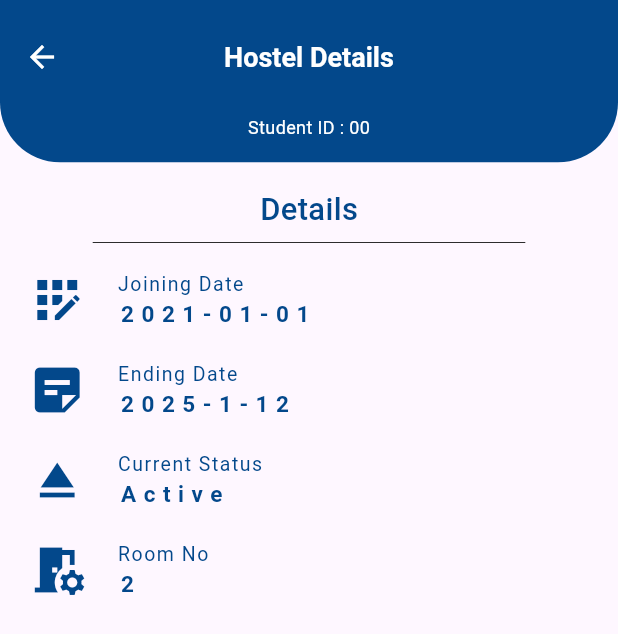
After one commit to Saim-Sanan/semis_v1, a Flutter app: the HostelDetailsScreen screen opened by its route, on a phone screen of 412 x 824 dp. The commit adds this screen. Shown: the top 634 px of the screen. Run offline on Flutter 3.47's test engine with Material 3 defaults, Android fonts, the phone set to English and light mode, and no system bars; our stand-ins replace calendar_date_picker2, get, google_fonts, lottie, shared_preferences; accounts and stored records are empty.

```diff
--- a/lib/features/child/screens/child_dashboard.dart
+++ b/lib/features/child/screens/child_dashboard.dart
@@ -9,7 +9,6 @@ import 'package:semis/features/notification/controller/notification_controller.d
 import 'package:semis/features/notification/screens/new_notification_screen.dart';
 import 'package:semis/models/child_model.dart';
 import 'package:shared_preferences/shared_preferences.dart';
-import 'package:badges/badges.dart';
 
 class ChildDashboard extends StatefulWidget {
   const ChildDashboard({Key? key}) : super(key: key);
@@ -85,7 +84,7 @@ class _SchoolDashboardState extends State<ChildDashboard> {
                   Get.to(() => const NewNotificationScreen());
                 },
                 child: Badge(
-                  showBadge:
+                  isLabelVisible:
                       _notificationController.todayNotifications.isNotEmpty,
                   child: const Icon(
                     Icons.notifications_none,
--- /dev/null
+++ b/lib/features/hostel/hostel_details_screen.dart
@@ -0,0 +1,113 @@
+import 'package:flutter/material.dart';
+import 'package:get/get.dart';
+import 'package:semis/constants/detail_tile.dart';
+import 'package:semis/constants/pallete.dart';
+
+class HostelDetailsScreen extends StatelessWidget {
+  const HostelDetailsScreen({Key? key}) : super(key: key);
+
+  @override
+  Widget build(BuildContext context) {
+    return Scaffold(
+      appBar: AppBar(
+        toolbarHeight: 100.0,
+        backgroundColor: Colors.transparent,
+        elevation: 0,
+        leading: GestureDetector(
+          onTap: () {
+            //
+          },
+          child: const Icon(
+            Icons.arrow_back_sharp,
+          ),
+        ),
+        title: Text(
+          "Hostel Details",
+          style: TextStyle(
+            fontSize: 18.0,
+            fontWeight: FontWeight.bold,
+            color: Colors.white,
+          ),
+        ),
+        centerTitle: true,
+        flexibleSpace: Container(
+          decoration: const BoxDecoration(
+            color: Pallete.blueColor, // Set the background color
+            borderRadius: BorderRadius.only(
+              bottomLeft: Radius.circular(40),
+              bottomRight: Radius.circular(40),
+            ),
+          ),
+        ),
+        bottom: PreferredSize(
+          preferredSize: Get.size * 0.01,
+          child: Padding(
+            padding: EdgeInsets.only(bottom: 15),
+            child: Text(
+              "Student ID : 00",
+              style: TextStyle(
+                color: Colors.white,
+                fontSize: 12,
+              ),
+            ),
+          ),
+        ),
+      ),
+      body: Column(
+        children: [
+          SizedBox(
+            height: Get.height * 0.02,
+          ),
+          Row(
+            mainAxisAlignment: MainAxisAlignment.center,
+            children: [
+              Text(
+                "Details",
+                style: TextStyle(
+                  color: Pallete.blueColor,
+                  fontSize: Get.height * 0.025,
+                  fontWeight: FontWeight.w500,
+                ),
+              ),
+            ],
+          ),
+          SizedBox(
+            width: Get.width * 0.7,
+            child: const Divider(
+              color: Colors.black,
+              thickness: 0.55,
+            ),
+          ),
+          Container(
+            margin: EdgeInsets.symmetric(horizontal: Get.height * 0.01),
+            child: const Column(
+              mainAxisAlignment: MainAxisAlignment.spaceEvenly,
+              children: [
+                DetailTile(
+                  title: "Joining Date",
+                  icon: Icons.app_registration,
+                  subtitle: "2021-01-01",
+                ),
+                DetailTile(
+                  title: "Ending Date",
+                  icon: Icons.sticky_note_2,
+                  subtitle: "2025-1-12",
+                ),
+                DetailTile(
+                  title: "Current Status",
+                  icon: Icons.eject_sharp,
+                  subtitle: "Active",
+                ),
+                DetailTile(
+                  title: "Room No",
+                  icon: Icons.room_preferences,
+                  subtitle: "2",
+                ),
+              ],
+            ),
+          ),
+        ],
+      ),
+    );
+  }
+}
--- a/lib/features/school/controllers/school_controller.dart
+++ b/lib/features/school/controllers/school_controller.dart
@@ -13,7 +13,6 @@ class SchoolController extends GetxController {
       String cnic, String password, String schoolUrl) async {
     try {
       isLoading.value = true;
-
       final loginResponse = await http.post(
         Uri.parse(
             "${schoolUrl}login?email=$cnic&password=$password&device_name=phone"),
--- a/pubspec.yaml
+++ b/pubspec.yaml
@@ -45,7 +45,6 @@ dependencies:
   intl: ^0.18.1
   syncfusion_flutter_datepicker: ^23.1.42
   liquid_pull_to_refresh: ^3.0.1
-  badges: ^3.1.1
 
 dev_dependencies:
   flutter_test:
```
Also changed, not shown: lib/features/auth/screens/login_screen.dart (+9 -9 lines), lib/features/salary/controller/salary_controller.dart (added, +34 -0 lines), lib/features/salary/screens/teacher_salary_screen.dart (added, +159 -0 lines), lib/features/school/screens/teacher_school_dashboard.dart (+17 -12 lines), lib/main.dart (+18 -0 lines), lib/models/employee_salary.dart (added, +71 -0 lines), pubspec.lock, 3 other files.
